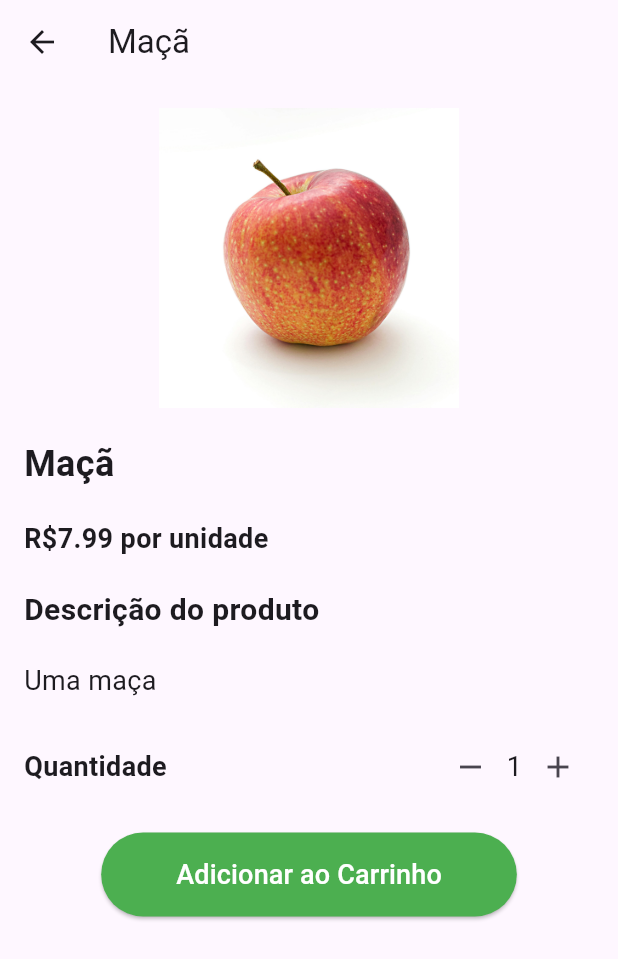
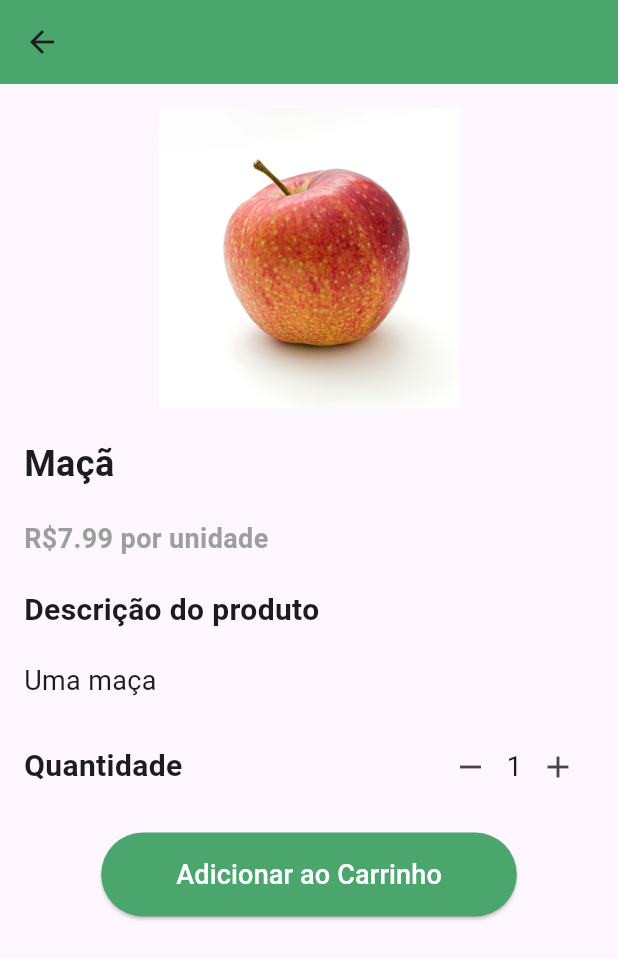
Before and after one commit to LucaVianna/flutter_project, a Flutter app: the ShopScreen screen opened directly with empty values, after a tap on "Maçã", on a phone screen of 412 x 824 dp. Shown: the top 959 px of the screen. Run offline on Flutter 3.47's test engine with Material 3 defaults, Android fonts, the phone set to English and light mode, and no system bars.

Commit message:
Ajustes visuais e trabalhando na atualização em tempo real da quantidade de itens na Product Screen

```diff
--- a/lib/pages/home/product_screen.dart
+++ b/lib/pages/home/product_screen.dart
@@ -15,13 +15,9 @@ class _ProductScreenState extends State<ProductScreen> {
 
   @override
   Widget build(BuildContext context) {
-    int quantity = 1;
-
     return Scaffold(
       appBar: AppBar(
-        title: Text(
-          widget.product['name'],
-        ),
+        backgroundColor: Color(0xFF4AA66C),
       ),
       body: Padding(
         padding: EdgeInsets.all(16),
@@ -50,6 +46,7 @@ class _ProductScreenState extends State<ProductScreen> {
               style: TextStyle(
                 fontSize: 18,
                 fontWeight: FontWeight.bold,
+                color: Colors.grey
               ),
             ),
             SizedBox(height: 20),
@@ -77,7 +74,7 @@ class _ProductScreenState extends State<ProductScreen> {
                 Text(
                   'Quantidade',
                   style: TextStyle(
-                    fontSize: 18,
+                    fontSize: 20,
                     fontWeight: FontWeight.bold
                   ),
                 ),
@@ -87,7 +84,9 @@ class _ProductScreenState extends State<ProductScreen> {
                       icon: Icon(Icons.remove),
                       onPressed: () {
                         if (quantity > 1) {
-                          quantity--;
+                          setState(() {
+                            quantity--;
+                          });
                         }
                       },
                     ),
@@ -100,7 +99,9 @@ class _ProductScreenState extends State<ProductScreen> {
                     IconButton(
                       icon: Icon(Icons.add),
                       onPressed: () {
-                        quantity++;
+                        setState(() {
+                            quantity++;
+                        });
                       },
                     ),
                   ],
@@ -116,7 +117,7 @@ class _ProductScreenState extends State<ProductScreen> {
                   Navigator.pop(context);
                 },
                 style: ElevatedButton.styleFrom(
-                  backgroundColor: Colors.green,
+                  backgroundColor: Color(0xFF4AA66C),
                   padding: EdgeInsets.symmetric(horizontal: 50, vertical: 15),
                 ),
                 child: Text(
--- a/lib/pages/home/shop_screen.dart
+++ b/lib/pages/home/shop_screen.dart
@@ -11,6 +11,7 @@ class ShopScreen extends StatefulWidget {
 }
 
 class _ShopScreenState extends State<ShopScreen> {
+  // Define uma lista de produtos
   final List<Map<String, dynamic>> products = [
     {'name': 'Maçã', 'price': 7.99, 'descricao': 'Uma maça', 'image': 'assets/maca.jpg'},
     {'name': 'Banana', 'price': 11.99, 'descricao': 'Uma banana', 'image': 'assets/banana.jpg'},
@@ -44,6 +45,7 @@ class _ShopScreenState extends State<ShopScreen> {
           ),
           itemCount: products.length,
           itemBuilder: (context, index) {
+            // Percorre a lista dos produtos
             final product = products[index];
 
             return GestureDetector(
@@ -92,7 +94,7 @@ class _ShopScreenState extends State<ShopScreen> {
 
                     ElevatedButton(
                       onPressed: () {
-                        widget.addToCart({...product, 'quantity': 1}, 1);
+                        widget.addToCart({...product}, 1);
                         ScaffoldMessenger.of(context).showSnackBar(
                           SnackBar(content: Text('${product['name']} adicionado(a) ao carrinho!'))
                         );
--- a/lib/pages/signup_screen.dart
+++ b/lib/pages/signup_screen.dart
@@ -35,7 +35,7 @@ class _SignUpScreenState extends State<SignUpScreen> {
 
               // Título
               Text(
-                'Sign Up',
+                'Cadastre-se',
                 style: TextStyle(
                   fontSize: 32,
                   fontWeight: FontWeight.bold,
```
Also changed, not shown: lib/pages/home/explore_screen.dart (+7 -5 lines), lib/pages/home/favorite_screen.dart (+7 -5 lines), lib/pages/home_screen.dart (+7 -0 lines).
